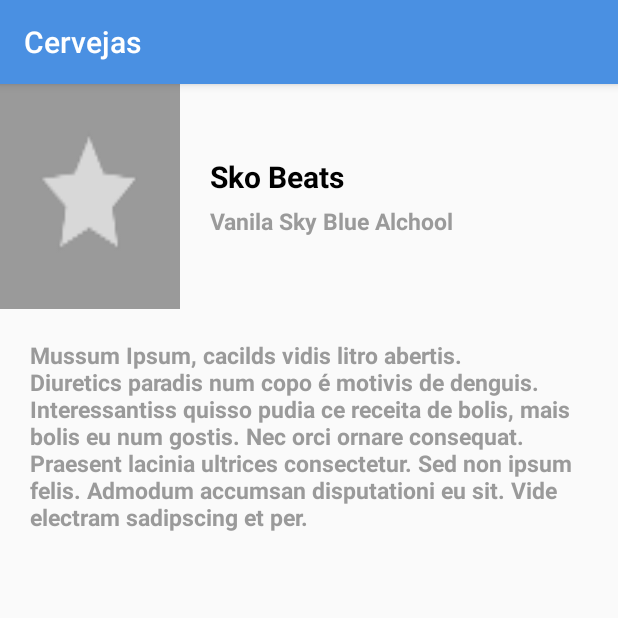
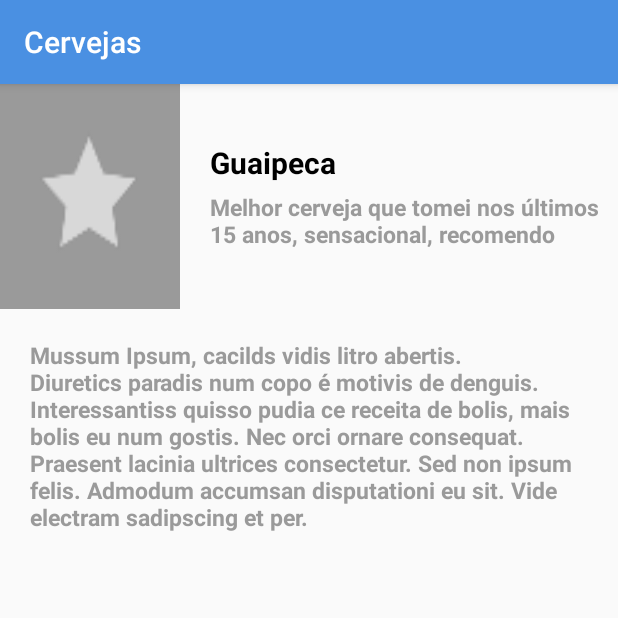
Before and after one commit to ricardoogliari/Cervejas, an Android app: the screen it shows after launch (BeerDetailActivity), after a tap on "Guaipeca", on a phone screen of 412 x 824 dp, the top half of it. Run offline under Robolectric (Android 15) with nearby library versions, the phone set to English and light mode, and no system bars.

Commit message:
popula os campos da tela de detalhe

```diff
--- a/app/src/main/java/rogliari/pessoal/projeto/com/cervejas/activities/BeerDetailActivity.kt
+++ b/app/src/main/java/rogliari/pessoal/projeto/com/cervejas/activities/BeerDetailActivity.kt
@@ -3,13 +3,20 @@ package rogliari.pessoal.projeto.com.cervejas.activities
 import android.os.Bundle
 import android.support.design.widget.Snackbar
 import android.support.v7.app.AppCompatActivity
+import kotlinx.android.synthetic.main.activity_beer_detail.*
 import rogliari.pessoal.projeto.com.cervejas.R
+import rogliari.pessoal.projeto.com.cervejas.models.Beer
 
 class BeerDetailActivity : AppCompatActivity() {
 
     override fun onCreate(savedInstanceState: Bundle?) {
         super.onCreate(savedInstanceState)
         setContentView(R.layout.activity_beer_detail)
+
+        val beer : Beer = intent.getSerializableExtra("beer") as Beer
+        txtDetailName.text = beer.name
+        txtDetailTagline.text = beer.tagline
+        txtDetailDescription.text = beer.description
     }
 
 }
--- a/app/src/main/java/rogliari/pessoal/projeto/com/cervejas/activities/MainActivity.kt
+++ b/app/src/main/java/rogliari/pessoal/projeto/com/cervejas/activities/MainActivity.kt
@@ -38,9 +38,9 @@ class MainActivity : AppCompatActivity(), ClickInBeerListInterface {
 
                 // specify an adapter (see also next example)
         val beers = ArrayList<Beer>()
-        beers.add(Beer("Skol", "Jesus, que ruim"))
-        beers.add(Beer("Guaipeca", "Melhor cerveja que tomei nos últimos 15 anos, sensacional, recomendo"))
-        beers.add(Beer("Braham Extra", "Também tem seu valor, fica entre as duas citadas acima"))
+        beers.add(Beer("Skol", "Jesus, que ruim", "Mussum Ipsum, cacilds vidis litro abertis. Diuretics paradis num copo é motivis de denguis. Interessantiss quisso pudia ce receita de bolis, mais bolis eu num gostis. Nec orci ornare consequat. Praesent lacinia ultrices consectetur. Sed non ipsum felis. Admodum accumsan disputationi eu sit. Vide electram sadipscing et per."))
+        beers.add(Beer("Guaipeca", "Melhor cerveja que tomei nos últimos 15 anos, sensacional, recomendo", "Mussum Ipsum, cacilds vidis litro abertis. Diuretics paradis num copo é motivis de denguis. Interessantiss quisso pudia ce receita de bolis, mais bolis eu num gostis. Nec orci ornare consequat. Praesent lacinia ultrices consectetur. Sed non ipsum felis. Admodum accumsan disputationi eu sit. Vide electram sadipscing et per."))
+        beers.add(Beer("Braham Extra", "Também tem seu valor, fica entre as duas citadas acima", "Mussum Ipsum, cacilds vidis litro abertis. Diuretics paradis num copo é motivis de denguis. Interessantiss quisso pudia ce receita de bolis, mais bolis eu num gostis. Nec orci ornare consequat. Praesent lacinia ultrices consectetur. Sed non ipsum felis. Admodum accumsan disputationi eu sit. Vide electram sadipscing et per."))
         val mAdapter = BeersAdapter(beers, this, this)
         recMainList.adapter = mAdapter
           //  }
--- a/app/src/main/java/rogliari/pessoal/projeto/com/cervejas/models/Beer.kt
+++ b/app/src/main/java/rogliari/pessoal/projeto/com/cervejas/models/Beer.kt
@@ -6,7 +6,8 @@ import java.io.Serializable
  * Created by ricardoogliari on 1/31/18.
  */
 class Beer (var name: String,
-            var tagline: String) : Serializable{
+            var tagline: String,
+            var description: String) : Serializable{
 
 
 
--- a/app/src/main/res/layout/activity_beer_detail.xml
+++ b/app/src/main/res/layout/activity_beer_detail.xml
@@ -29,7 +29,6 @@
                 android:textSize="20sp"
                 android:textColor="@color/black"
                 android:layout_marginBottom="5dp"
-                android:text="Sko Beats"
                 android:layout_width="match_parent"
                 android:layout_height="wrap_content" />
 
@@ -38,7 +37,6 @@
                 android:textStyle="bold"
                 android:textSize="15sp"
                 android:textColor="@color/colorSecondaryDark"
-                android:text="Vanila Sky Blue Alchool"
                 android:layout_width="match_parent"
                 android:layout_height="wrap_content" />
         </LinearLayout>
@@ -51,7 +49,6 @@
         android:textStyle="bold"
         android:textSize="15sp"
         android:textColor="@color/colorSecondaryDark"
-        android:text="Mussum Ipsum, cacilds vidis litro abertis. Diuretics paradis num copo é motivis de denguis. Interessantiss quisso pudia ce receita de bolis, mais bolis eu num gostis. Nec orci ornare consequat. Praesent lacinia ultrices consectetur. Sed non ipsum felis. Admodum accumsan disputationi eu sit. Vide electram sadipscing et per."
         android:layout_width="match_parent"
         android:layout_height="wrap_content" />
 
```
